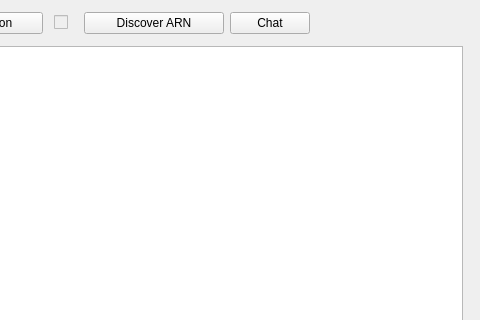
Before: the Qt Designer form src/MainWindow.ui in micwik/ArnBrowser, drawn with Qt 5; both pictures show x 501 to 981 and y 0 to 320 of the 981 by 616 pixel window.
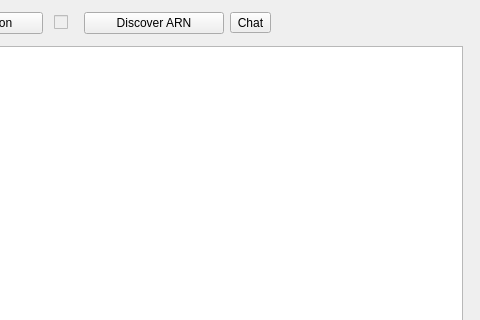
After: the same form once the commit is applied. Icons and pictures are not drawn.

Commit message: Finish Chat to server

The edit to the form file:
```diff
--- a/src/MainWindow.ui
+++ b/src/MainWindow.ui
@@ -291,10 +291,23 @@
        </widget>
       </item>
       <item>
-       <widget class="QPushButton" name="chatButton">
+       <widget class="QToolButton" name="chatButton">
         <property name="text">
          <string>Chat</string>
         </property>
+        <property name="icon">
+         <iconset resource="files.qrc">
+          <normaloff>:/pic/chat.png</normaloff>:/pic/chat.png</iconset>
+        </property>
+        <property name="toolButtonStyle">
+         <enum>Qt::ToolButtonTextBesideIcon</enum>
+        </property>
+        <property name="autoRaise">
+         <bool>false</bool>
+        </property>
+        <property name="arrowType">
+         <enum>Qt::NoArrow</enum>
+        </property>
        </widget>
       </item>
       <item>
```
The commit also changes 7 other files.
